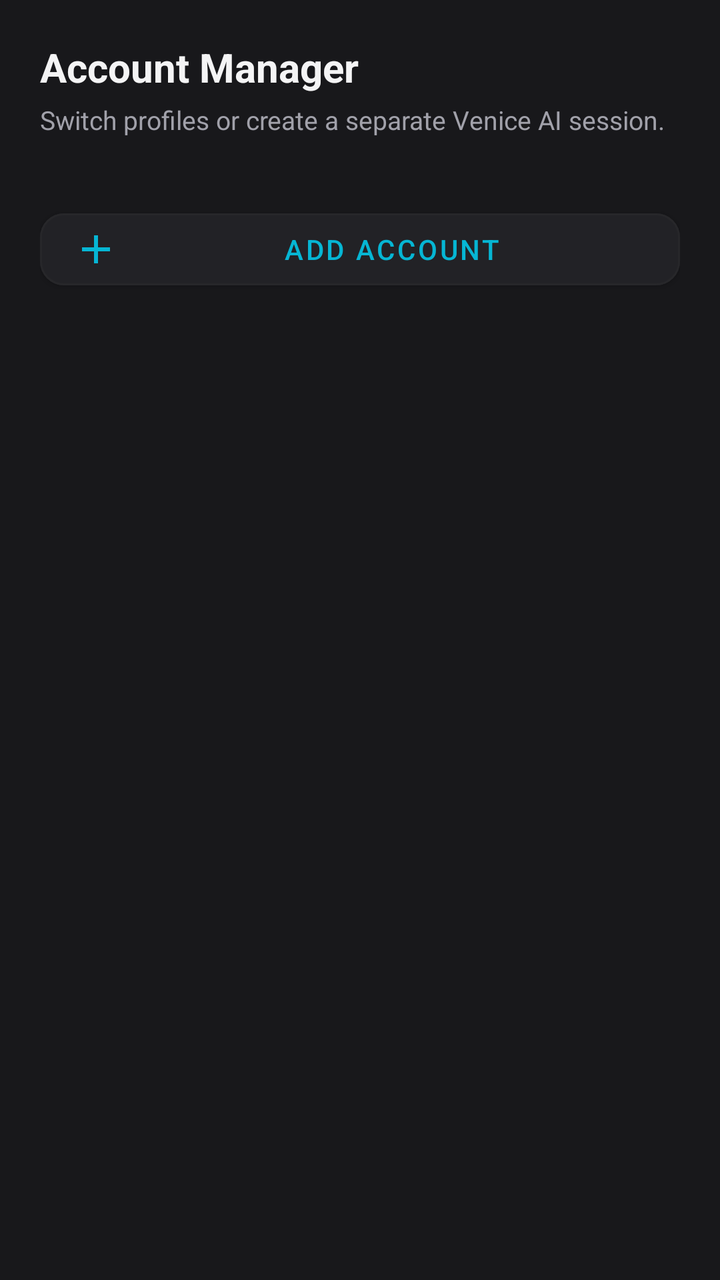
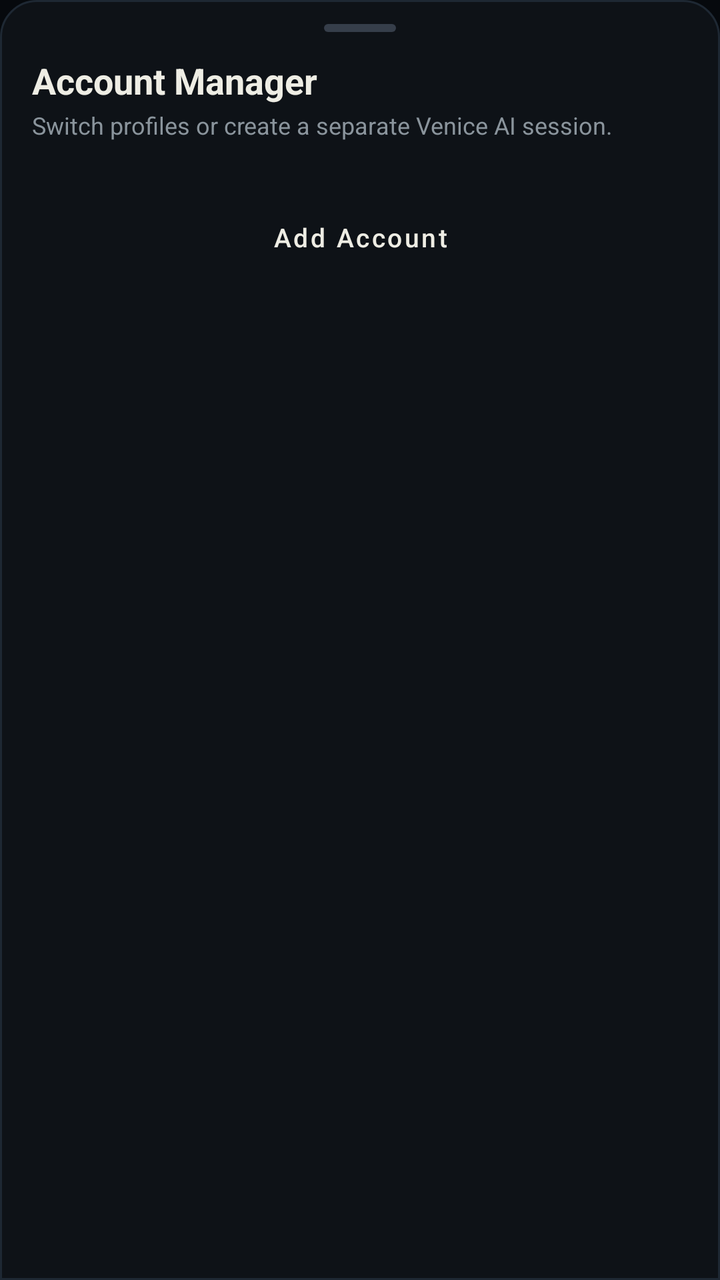

Compare the two renders of this Android layout. The source of the first and the diff that turns it into the second are given below.
<!-- AndroidManifest.xml: application theme Theme.VeniceLauncher -->
<!-- res/layout/dialog_accounts.xml -->
<?xml version="1.0" encoding="utf-8"?>
<LinearLayout xmlns:android="http://schemas.android.com/apk/res/android"
    xmlns:app="http://schemas.android.com/apk/res-auto"
    android:layout_width="match_parent"
    android:layout_height="wrap_content"
    android:background="@color/surface_dark"
    android:orientation="vertical"
    android:padding="20dp">

    <TextView
        android:layout_width="match_parent"
        android:layout_height="wrap_content"
        android:text="@string/accounts_manager"
        android:textColor="@color/text_primary"
        android:textSize="20sp"
        android:textStyle="bold" />

    <TextView
        android:layout_width="match_parent"
        android:layout_height="wrap_content"
        android:layout_marginTop="4dp"
        android:text="@string/accounts_manager_desc"
        android:textColor="@color/text_secondary"
        android:textSize="13sp" />

    <androidx.recyclerview.widget.RecyclerView
        android:id="@+id/rv_accounts"
        android:layout_width="match_parent"
        android:layout_height="wrap_content"
        android:layout_marginTop="16dp"
        android:maxHeight="320dp" />

    
    <com.google.android.material.button.MaterialButton
        android:id="@+id/btn_add_account"
        android:layout_width="match_parent"
        android:layout_height="48dp"
        android:layout_marginTop="16dp"
        android:backgroundTint="@color/surface_dark_card"
        android:text="@string/add_account"
        android:textColor="@color/venice_accent"
        app:cornerRadius="12dp"
        app:icon="@drawable/ic_add"
        app:iconTint="@color/venice_accent"
        app:strokeColor="@color/divider"
        app:strokeWidth="1dp" />

</LinearLayout>
<!-- resources referenced by this layout -->
<resources>
  <color name="divider">#27272A</color>
  <color name="surface_dark">#18181B</color>
  <color name="surface_dark_card">#222226</color>
  <color name="text_primary">#F4F4F5</color>
  <color name="text_secondary">#A1A1AA</color>
  <color name="venice_accent">#06B6D4</color>
  <style name="Theme.VeniceLauncher" parent="Theme.MaterialComponents.DayNight.NoActionBar">
          
          <item name="colorPrimary">@color/venice_accent</item>
          <item name="colorPrimaryVariant">@color/venice_accent_variant</item>
          <item name="colorOnPrimary">@color/black</item>
          
          
          <item name="colorSecondary">@color/venice_purple</item>
          <item name="colorSecondaryVariant">@color/venice_purple</item>
          <item name="colorOnSecondary">@color/white</item>
          
          
          <item name="android:windowBackground">@color/background_dark</item>
          <item name="android:colorBackground">@color/background_dark</item>
          <item name="colorSurface">@color/surface_dark</item>
          <item name="colorOnSurface">@color/text_primary</item>
          
          
          <item name="android:statusBarColor">@color/background_dark</item>
          <item name="android:windowLightStatusBar">false</item>
          <item name="android:navigationBarColor">#0D1117</item>
  
          
          <item name="materialAlertDialogTheme">@style/VeniceDialogTheme</item>
          <item name="bottomSheetDialogTheme">@style/VeniceBottomSheetDialogTheme</item>
      </style>
  <color name="venice_accent_variant">#0891B2</color>
  <color name="black">#000000</color>
  <color name="venice_purple">#8B5CF6</color>
  <color name="white">#FFFFFF</color>
  <color name="background_dark">#0E0E10</color>
  <style name="VeniceDialogTheme" parent="ThemeOverlay.MaterialComponents.MaterialAlertDialog">
          <item name="colorSurface">@color/surface_dark_card</item>
          <item name="colorOnSurface">@color/text_primary</item>
          <item name="buttonBarPositiveButtonStyle">@style/VeniceDialogButton</item>
          <item name="buttonBarNegativeButtonStyle">@style/VeniceDialogButtonNegative</item>
      </style>
  <style name="VeniceBottomSheetDialogTheme" parent="Theme.Design.Light.BottomSheetDialog">
          <item name="bottomSheetStyle">@style/VeniceBottomSheetStyle</item>
          <item name="android:windowIsFloating">false</item>
          <item name="android:navigationBarColor">#0D1117</item>
      </style>
  <style name="VeniceDialogButton" parent="Widget.MaterialComponents.Button.TextButton">
          <item name="android:textColor">@color/venice_accent</item>
      </style>
  <style name="VeniceDialogButtonNegative" parent="Widget.MaterialComponents.Button.TextButton">
          <item name="android:textColor">@color/text_secondary</item>
      </style>
  <!-- unchanged entries left out for length: 5 -->
</resources>

<!-- the commit's change to res/layout/dialog_accounts.xml (unified diff, before → after) -->
@@ -3,46 +3,60 @@
     xmlns:app="http://schemas.android.com/apk/res-auto"
     android:layout_width="match_parent"
     android:layout_height="wrap_content"
-    android:background="@color/surface_dark"
+    android:background="@drawable/bg_bottom_sheet"
     android:orientation="vertical"
-    android:padding="20dp">
+    android:paddingStart="16dp"
+    android:paddingTop="12dp"
+    android:paddingEnd="16dp"
+    android:paddingBottom="20dp">
+
+    
+    <View
+        android:layout_width="36dp"
+        android:layout_height="4dp"
+        android:layout_gravity="center_horizontal"
+        android:layout_marginBottom="12dp"
+        android:background="@drawable/bg_drag_handle" />
 
     <TextView
         android:layout_width="match_parent"
         android:layout_height="wrap_content"
         android:text="@string/accounts_manager"
-        android:textColor="@color/text_primary"
-        android:textSize="20sp"
+        android:textColor="@color/venice_stucco_light"
+        android:textSize="18sp"
         android:textStyle="bold" />
 
     <TextView
         android:layout_width="match_parent"
         android:layout_height="wrap_content"
-        android:layout_marginTop="4dp"
+        android:layout_marginTop="2dp"
         android:text="@string/accounts_manager_desc"
-        android:textColor="@color/text_secondary"
-        android:textSize="13sp" />
+        android:textColor="@color/venice_muted"
+        android:textSize="12sp" />
 
     <androidx.recyclerview.widget.RecyclerView
         android:id="@+id/rv_accounts"
         android:layout_width="match_parent"
         android:layout_height="wrap_content"
-        android:layout_marginTop="16dp"
-        android:maxHeight="320dp" />
+        android:layout_marginTop="14dp"
+        android:maxHeight="320dp"
+        android:overScrollMode="never" />
 
     
-    <com.google.android.material.button.MaterialButton
+    <Button
         android:id="@+id/btn_add_account"
+        style="@style/Widget.MaterialComponents.Button.TextButton"
         android:layout_width="match_parent"
-        android:layout_height="48dp"
-        android:layout_marginTop="16dp"
-        android:backgroundTint="@color/surface_dark_card"
+        android:layout_height="44dp"
+        android:layout_marginTop="12dp"
+        android:background="@drawable/bg_button_secondary"
+        android:drawableStart="@drawable/ic_add"
+        android:drawablePadding="8dp"
+        android:drawableTint="@color/venice_stucco_mid"
+        android:gravity="center"
         android:text="@string/add_account"
-        android:textColor="@color/venice_accent"
-        app:cornerRadius="12dp"
-        app:icon="@drawable/ic_add"
-        app:iconTint="@color/venice_accent"
-        app:strokeColor="@color/divider"
-        app:strokeWidth="1dp" />
+        android:textAllCaps="false"
+        android:textColor="@color/venice_stucco_light"
+        android:textSize="13sp" />
 
 </LinearLayout>
<!-- resource entries referenced after the edit -->
@@ -1,58 +1,94 @@
 <!-- resources referenced by this layout -->
 <resources>
-  <color name="divider">#27272A</color>
-  <color name="surface_dark">#18181B</color>
-  <color name="surface_dark_card">#222226</color>
-  <color name="text_primary">#F4F4F5</color>
-  <color name="text_secondary">#A1A1AA</color>
-  <color name="venice_accent">#06B6D4</color>
+  <color name="venice_muted">#8A949C</color>
+  <color name="venice_stucco_light">#EEEDE4</color>
+  <color name="venice_stucco_mid">#BEA989</color>
+  <!-- drawable bg_bottom_sheet (drawable) -->
+  <?xml version="1.0" encoding="utf-8"?>
+  <shape xmlns:android="http://schemas.android.com/apk/res/android"
+      android:shape="rectangle">
+      <solid android:color="@color/venice_midnight_blue" />
+      <stroke
+          android:width="1dp"
+          android:color="@color/venice_surface_border" />
+      <corners
+          android:topLeftRadius="18dp"
+          android:topRightRadius="18dp" />
+  </shape>
+  <!-- drawable bg_button_secondary (drawable) -->
+  <?xml version="1.0" encoding="utf-8"?>
+  <ripple xmlns:android="http://schemas.android.com/apk/res/android"
+      android:color="#334455">
+      <item>
+          <shape android:shape="rectangle">
+              <solid android:color="@color/venice_surface_card" />
+              <stroke
+                  android:width="1dp"
+                  android:color="@color/venice_border_subtle" />
+              <corners android:radius="8dp" />
+          </shape>
+      </item>
+  </ripple>
+  <!-- drawable bg_drag_handle (drawable) -->
+  <?xml version="1.0" encoding="utf-8"?>
+  <shape xmlns:android="http://schemas.android.com/apk/res/android"
+      android:shape="rectangle">
+      <solid android:color="#363E4A" />
+      <corners android:radius="4dp" />
+      <size
+          android:width="40dp"
+          android:height="4dp" />
+  </shape>
   <style name="Theme.VeniceLauncher" parent="Theme.MaterialComponents.DayNight.NoActionBar">
           
-          <item name="colorPrimary">@color/venice_accent</item>
-          <item name="colorPrimaryVariant">@color/venice_accent_variant</item>
-          <item name="colorOnPrimary">@color/black</item>
+          <item name="colorPrimary">@color/venice_accent_blue</item>
+          <item name="colorPrimaryVariant">@color/venice_accent_light</item>
+          <item name="colorOnPrimary">@color/venice_stucco_light</item>
           
           
-          <item name="colorSecondary">@color/venice_purple</item>
-          <item name="colorSecondaryVariant">@color/venice_purple</item>
-          <item name="colorOnSecondary">@color/white</item>
+          <item name="colorSecondary">@color/venice_stucco_mid</item>
+          <item name="colorSecondaryVariant">@color/venice_stucco_mid</item>
+          <item name="colorOnSecondary">@color/venice_deep_sea</item>
           
           
-          <item name="android:windowBackground">@color/background_dark</item>
-          <item name="android:colorBackground">@color/background_dark</item>
-          <item name="colorSurface">@color/surface_dark</item>
-          <item name="colorOnSurface">@color/text_primary</item>
+          <item name="android:windowBackground">@color/venice_deep_sea</item>
+          <item name="android:colorBackground">@color/venice_deep_sea</item>
+          <item name="colorSurface">@color/venice_midnight_blue</item>
+          <item name="colorOnSurface">@color/venice_stucco_light</item>
           
           
-          <item name="android:statusBarColor">@color/background_dark</item>
+          <item name="android:statusBarColor">@color/venice_deep_sea</item>
           <item name="android:windowLightStatusBar">false</item>
-          <item name="android:navigationBarColor">#0D1117</item>
+          <item name="android:navigationBarColor">@color/venice_deep_sea</item>
   
           
           <item name="materialAlertDialogTheme">@style/VeniceDialogTheme</item>
           <item name="bottomSheetDialogTheme">@style/VeniceBottomSheetDialogTheme</item>
       </style>
-  <color name="venice_accent_variant">#0891B2</color>
-  <color name="black">#000000</color>
-  <color name="venice_purple">#8B5CF6</color>
-  <color name="white">#FFFFFF</color>
-  <color name="background_dark">#0E0E10</color>
+  <color name="venice_midnight_blue">#0E1217</color>
+  <color name="venice_surface_border">#1E2833</color>
+  <color name="venice_surface_card">#121820</color>
+  <color name="venice_border_subtle">#273340</color>
+  <color name="venice_accent_blue">#125DA3</color>
+  <color name="venice_accent_light">#4898E6</color>
+  <color name="venice_deep_sea">#06090D</color>
   <style name="VeniceDialogTheme" parent="ThemeOverlay.MaterialComponents.MaterialAlertDialog">
-          <item name="colorSurface">@color/surface_dark_card</item>
-          <item name="colorOnSurface">@color/text_primary</item>
+          <item name="colorSurface">@color/venice_surface_dark</item>
+          <item name="colorOnSurface">@color/venice_stucco_light</item>
           <item name="buttonBarPositiveButtonStyle">@style/VeniceDialogButton</item>
           <item name="buttonBarNegativeButtonStyle">@style/VeniceDialogButtonNegative</item>
       </style>
   <style name="VeniceBottomSheetDialogTheme" parent="Theme.Design.Light.BottomSheetDialog">
           <item name="bottomSheetStyle">@style/VeniceBottomSheetStyle</item>
           <item name="android:windowIsFloating">false</item>
-          <item name="android:navigationBarColor">#0D1117</item>
+          <item name="android:navigationBarColor">@color/venice_deep_sea</item>
       </style>
+  <color name="venice_surface_dark">#0E1822</color>
   <style name="VeniceDialogButton" parent="Widget.MaterialComponents.Button.TextButton">
-          <item name="android:textColor">@color/venice_accent</item>
+          <item name="android:textColor">@color/venice_accent_light</item>
       </style>
   <style name="VeniceDialogButtonNegative" parent="Widget.MaterialComponents.Button.TextButton">
-          <item name="android:textColor">@color/text_secondary</item>
+          <item name="android:textColor">@color/venice_muted</item>
       </style>
   <!-- unchanged entries left out for length: 5 -->
 </resources>
